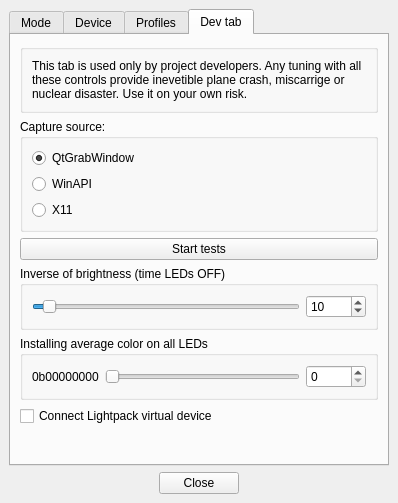
Before: the Qt Designer form Software/src/mainwindow.ui in Atarity/Lightpack, drawn with Qt 5.
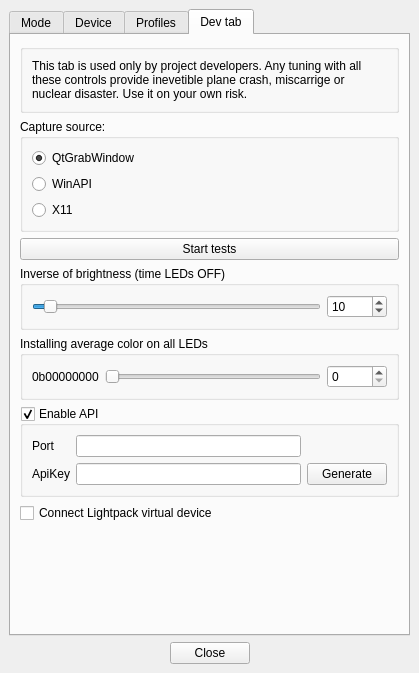
After: the same form once the commit is applied. The open tabs and pages were chosen to show the change. Icons and pictures are not drawn. Custom widgets are drawn as their Qt base class.

Commit message: Software: added settings API on Dev Tab

What changed in the file:
```diff
--- a/Software/src/mainwindow.ui
+++ b/Software/src/mainwindow.ui
@@ -7,8 +7,8 @@
    <rect>
     <x>0</x>
     <y>0</y>
-    <width>398</width>
-    <height>503</height>
+    <width>419</width>
+    <height>673</height>
    </rect>
   </property>
   <property name="windowTitle">
@@ -1458,6 +1458,52 @@
           </layout>
          </widget>
         </item>
+        <item>
+         <widget class="QGroupBox" name="groupBox_Api">
+          <property name="title">
+           <string>Enable API</string>
+          </property>
+          <property name="checkable">
+           <bool>true</bool>
+          </property>
+          <property name="checked">
+           <bool>true</bool>
+          </property>
+          <layout class="QVBoxLayout" name="verticalLayout_14">
+           <item>
+            <layout class="QGridLayout" name="gridLayout_3">
+             <item row="0" column="0">
+              <widget class="QLabel" name="label_5">
+               <property name="text">
+                <string>Port</string>
+               </property>
+              </widget>
+             </item>
+             <item row="0" column="1">
+              <widget class="QLineEdit" name="lineEdit_ApiPort"/>
+             </item>
+             <item row="1" column="0">
+              <widget class="QLabel" name="label_6">
+               <property name="text">
+                <string>ApiKey</string>
+               </property>
+              </widget>
+             </item>
+             <item row="1" column="1">
+              <widget class="QLineEdit" name="lineEdit_ApiKey"/>
+             </item>
+             <item row="1" column="2">
+              <widget class="QPushButton" name="pushButton_NewKey">
+               <property name="text">
+                <string>Generate</string>
+               </property>
+              </widget>
+             </item>
+            </layout>
+           </item>
+          </layout>
+         </widget>
+        </item>
         <item>
          <widget class="QCheckBox" name="checkBox_ConnectVirtualDevice">
           <property name="toolTip">
```
Left out of the diff: 2 changed lines with no effect on the pictures. The commit also changes 4 other files.
